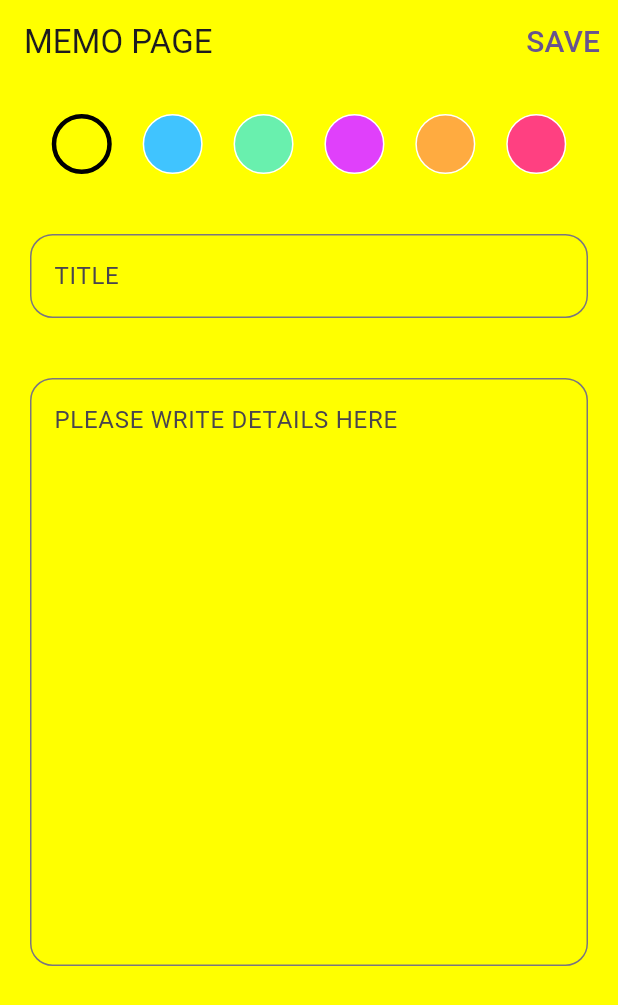
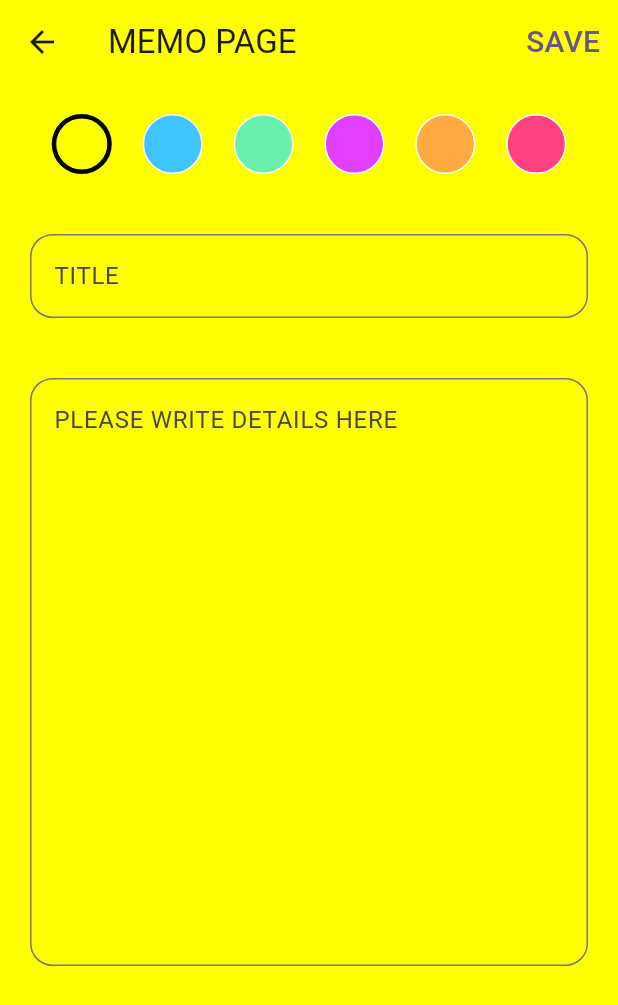
Before and after one commit to ALSDlab/memo-app, a Flutter app: the MemoScreen screen opened by its route, on a phone screen of 412 x 824 dp. Shown: the top 1005 px of the screen. Run offline on Flutter 3.47's test engine with Material 3 defaults, Android fonts, the phone set to English and light mode, and no system bars; our stand-ins replace freezed_annotation, go_router, shared_preferences; accounts and stored records are empty.

Commit message:
add: 메모 작성 화면에서 뒤로가기 버튼 구현

```diff
--- a/lib/routes.dart
+++ b/lib/routes.dart
@@ -4,8 +4,10 @@ import 'package:memo_app/ui/list_screen.dart';
 import 'package:memo_app/ui/memo_screen.dart';
 import 'package:memo_app/ui/update_screen.dart';
 
-final router = GoRouter(routes: [
-  GoRoute(path: '/', builder: (context, state) => const ListScreen()),
+final router = GoRouter(
+    initialLocation: '/listMemo',
+    routes: [
+  GoRoute(path: '/listMemo', builder: (context, state) => const ListScreen()),
   GoRoute(path: '/creatMemo', builder: (context, state) => const MemoScreen()),
   GoRoute(
       path: '/updateMemo',
--- a/lib/ui/memo_card.dart
+++ b/lib/ui/memo_card.dart
@@ -36,7 +36,7 @@ class MemoCard extends StatelessWidget {
             child: Column(
               crossAxisAlignment: CrossAxisAlignment.start,
               children: [
-                Text(DateFormat("yyyy년 MM월 dd일").format(DateTime.parse(memo.createdTimeValue))
+                Text(DateFormat("yyyy년 MM월 dd일 HH:mm").format(DateTime.parse(memo.createdTimeValue))
                   ,
                   style: const TextStyle(fontSize: 15, color: Colors.black),
                 ),
@@ -68,7 +68,7 @@ class MemoCard extends StatelessWidget {
               ListViewModel.removeFromMemoList(memo);
               const snackBar = SnackBar(
                 content: Text(
-                  'DELETED!!.',
+                  'DELETED!!',
                 ),
                 duration: Duration(seconds: 2),
               );
--- a/lib/ui/memo_screen.dart
+++ b/lib/ui/memo_screen.dart
@@ -50,6 +50,10 @@ class _MemoScreenState extends State<MemoScreen> {
               children: [
                 // 저장 버튼
                 AppBar(
+                  leading: IconButton(
+                    icon: const Icon(Icons.arrow_back),
+                    onPressed: () => context.go('/listMemo'),
+                  ),
                   backgroundColor: Colors.transparent,
                   title: const Text(
                     'MEMO PAGE',
@@ -69,7 +73,7 @@ class _MemoScreenState extends State<MemoScreen> {
                             createdTimeValue: DateTime.now().toIso8601String(),
                           );
                           ListViewModel.addToMemoList(memoData, context);
-                          context.go('/');
+                          context.go('/listMemo');
                         })
                   ],
                 ),
```
